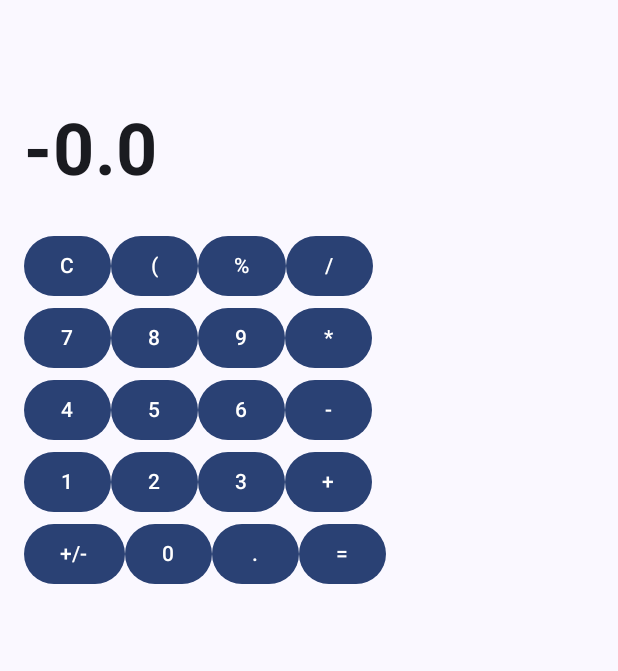
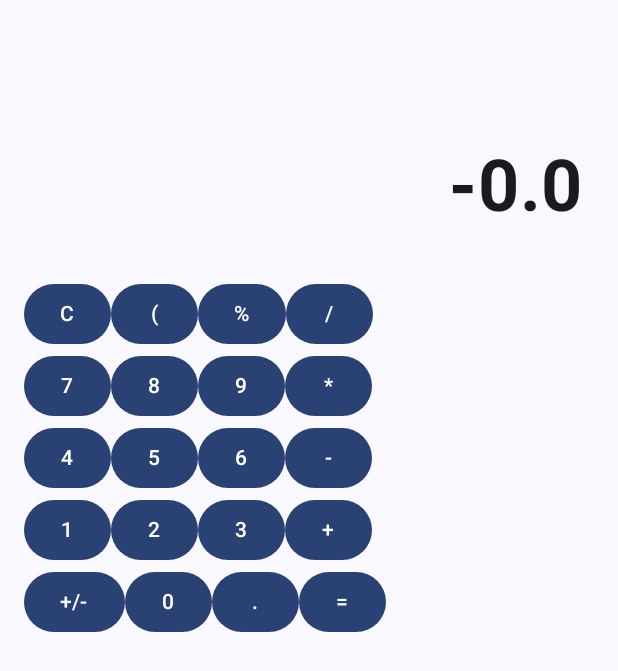
Before and after one commit to Jucasix/DJPM, an Android app built with Jetpack Compose: the screen it shows after launch (MainActivity), after a tap on "+/-", on a phone screen of 412 x 824 dp. Shown: the top 671 px of the screen. Run offline under Robolectric (Android 15) with nearby library versions, the phone set to English and light mode, and no system bars.

Commit message:
new update

```diff
--- a/calculater/app/src/main/java/ipca/example/calculater/CalculaterScreen.kt
+++ b/calculater/app/src/main/java/ipca/example/calculater/CalculaterScreen.kt
@@ -10,6 +10,7 @@ import androidx.compose.ui.text.font.FontWeight
 import androidx.compose.ui.tooling.preview.Preview
 import androidx.compose.ui.unit.dp
 import androidx.compose.ui.unit.sp
+import androidx.compose.ui.text.style.TextAlign
 
 @Preview
 @Composable
@@ -32,21 +33,23 @@ fun CalculatorScreen(modifier: Modifier = Modifier) {
         Text(
             text = operationDisplay,
             fontSize = 24.sp,
-            modifier = Modifier.fillMaxWidth(),
+            modifier = Modifier
+                .fillMaxWidth()
+                .padding(8.dp),
             fontWeight = FontWeight.Light,
-            maxLines = 1,
-            modifier = Modifier.padding(8.dp)
+            maxLines = 1
         )
 
         // Linha inferior: exibe o resultado ou o número digitado
         Text(
             text = display,
             fontSize = 48.sp,
-            modifier = Modifier.fillMaxWidth(),
+            modifier = Modifier
+                .fillMaxWidth()
+                .padding(8.dp),
             fontWeight = FontWeight.Bold,
             maxLines = 1,
-            modifier = Modifier.padding(8.dp),
-            textAlign = Alignment.End
+            textAlign = TextAlign.End
         )
 
         // Espaço para os botões
@@ -185,6 +188,26 @@ fun onNumberClick(number: String, currentDisplay: String, onUpdateDisplay: (Stri
     }
 }
 
+fun onOpenParenthesis(currentDisplay: String, onUpdateDisplay: (String) -> Unit) {
+    onUpdateDisplay(currentDisplay + "(")
+}
+
+fun onCloseParenthesis(currentDisplay: String, onUpdateDisplay: (String) -> Unit) {
+    onUpdateDisplay(currentDisplay + ")")
+}
+
+fun onToggleSign(currentDisplay: String, onUpdateDisplay: (String) -> Unit) {
+    val value = currentDisplay.toDoubleOrNull() ?: 0.0
+    onUpdateDisplay((value * -1).toString())
+}
+
+fun onDecimalClick(currentDisplay: String, onUpdateDisplay: (String) -> Unit) {
+    // Se o número já tiver um ponto decimal, não faz nada
+    if (!currentDisplay.contains(".")) {
+        onUpdateDisplay(currentDisplay + ".")
+    }
+}
+
 fun calculateResult(
     valor1: String,
     valor2: String,
@@ -221,22 +244,3 @@ fun onPercentClick(currentDisplay: String, onUpdateDisplay: (String) -> Unit) {
     val value = currentDisplay.toDoubleOrNull() ?: 0.0
     onUpdateDisplay((value / 100).toString())
 }
-
-fun onToggleSign(currentDisplay: String, onUpdateDisplay: (String) -> Unit) {
-    val value = currentDisplay.toDoubleOrNull() ?: 0.0
-    onUpdateDisplay((value * -1).toString())
-}
-
-fun onDecimalClick(currentDisplay: String, onUpdateDisplay: (String) -> Unit) {
-    if (!currentDisplay.contains(".")) {
-        onUpdateDisplay(currentDisplay + ".")
-    }
-}
-
-fun onOpenParenthesis(currentDisplay: String, onUpdateDisplay: (String) -> Unit) {
-    onUpdateDisplay(currentDisplay + "(")
-}
-
-fun onCloseParenthesis(currentDisplay: String, onUpdateDisplay: (String) -> Unit) {
-    onUpdateDisplay(currentDisplay + ")")
-}
--- a/calculater/app/src/main/java/ipca/example/calculater/MainActivity.kt
+++ b/calculater/app/src/main/java/ipca/example/calculater/MainActivity.kt
@@ -13,6 +13,7 @@ import androidx.compose.ui.Modifier
 import androidx.compose.ui.tooling.preview.Preview
 import ipca.example.calculater.ui.theme.CalculaterTheme
 
+
 class MainActivity : ComponentActivity() {
     override fun onCreate(savedInstanceState: Bundle?) {
         super.onCreate(savedInstanceState)
```
